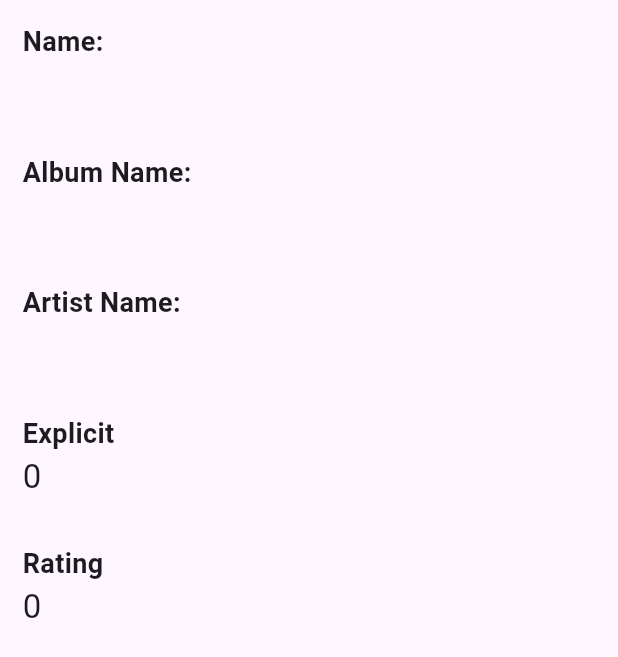
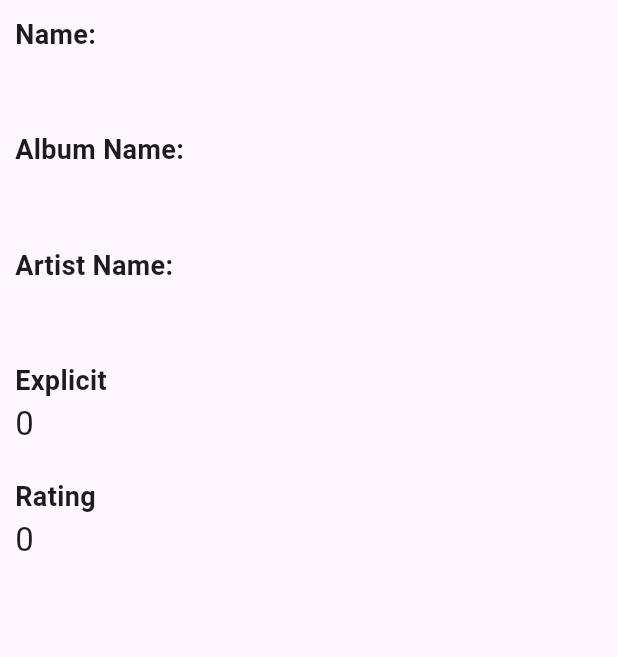
Before and after one commit to MayankChowdhary/lyricsplayer, a Flutter app: the SongDetailView widget shown alone on an empty page, opened directly with empty values, on a phone screen of 412 x 824 dp. Shown: the top 657 px of the screen. Run offline on Flutter 3.47's test engine with Material 3 defaults, Android fonts, the light colour scheme and no system bars; our stand-ins replace assets_audio_player, bloc, cached_network_image, connectivity_plus, equatable, flutter_bloc and 1 more; missing offline and left inert: dart:ffi; network calls fail.

Commit message:
Lyrics details screen modified

```diff
--- a/lib/ui/screens/home_screen/song_list_view.dart
+++ b/lib/ui/screens/home_screen/song_list_view.dart
@@ -1,3 +1,4 @@
+import 'package:android_lyrics_player/core/themes/app_theme.dart';
 import 'package:android_lyrics_player/data/models/song_model.dart';
 import 'package:cached_network_image/cached_network_image.dart';
 import 'package:flutter/material.dart';
@@ -53,8 +54,9 @@
                                   alignment: Alignment.centerLeft,
                                   child: Text(
                                     "Track: ${model?.message?.body?.trackList![index].track?.trackName}",
-                                    overflow: TextOverflow.ellipsis,
+                                    overflow: TextOverflow.ellipsis, style: TextStyle(color: AppTheme.primaryLight, fontSize: 16),
                                   )),
+                              SizedBox(height: 4),
                               Align(
                                 alignment: Alignment.centerLeft,
                                 child: Text(
--- a/lib/ui/screens/song_details_screen/song_details_widget.dart
+++ b/lib/ui/screens/song_details_screen/song_details_widget.dart
@@ -12,7 +12,7 @@
     return Column(
       children: [
         Padding(
-          padding: const EdgeInsets.all(15.0),
+          padding: const EdgeInsets.all(10.0),
           child: Column(
             children: [
               const Align(
@@ -33,7 +33,7 @@
           ),
         ),
         Padding(
-          padding: const EdgeInsets.all(15.0),
+          padding: const EdgeInsets.all(10.0),
           child: Column(
             children: [
               const Align(
@@ -53,7 +53,7 @@
           ),
         ),
         Padding(
-          padding: const EdgeInsets.all(15.0),
+          padding: const EdgeInsets.all(10.0),
           child: Column(
             children: [
               const Align(
@@ -73,7 +73,7 @@
           ),
         ),
         Padding(
-          padding: const EdgeInsets.all(15.0),
+          padding: const EdgeInsets.all(10.0),
           child: Column(
             children: [
               const Align(
@@ -93,7 +93,7 @@
           ),
         ),
         Padding(
-          padding: const EdgeInsets.all(15.0),
+          padding: const EdgeInsets.all(10.0),
           child: Column(
             children: [
               const Align(
--- a/pubspec.yaml
+++ b/pubspec.yaml
@@ -40,6 +40,7 @@
   # Use with the CupertinoIcons class for iOS style icons.
   cupertino_icons: ^1.0.6
   cached_network_image: ^3.3.1
+  assets_audio_player: ^3.1.1
 
 
 
@@ -74,6 +75,7 @@
   # To add assets to your application, add an assets section, like this:
   assets:
     - assets/album_art.png
+    - assets/my_audio.mp3
 
   # An image asset can refer to one or more resolution-specific "variants", see
   # https://flutter.dev/assets-and-images/#resolution-aware.
```
Also changed, not shown: lib/ui/screens/song_details_screen/song_details_screen.dart (+45 -8 lines), pubspec.lock, 2 other files.
